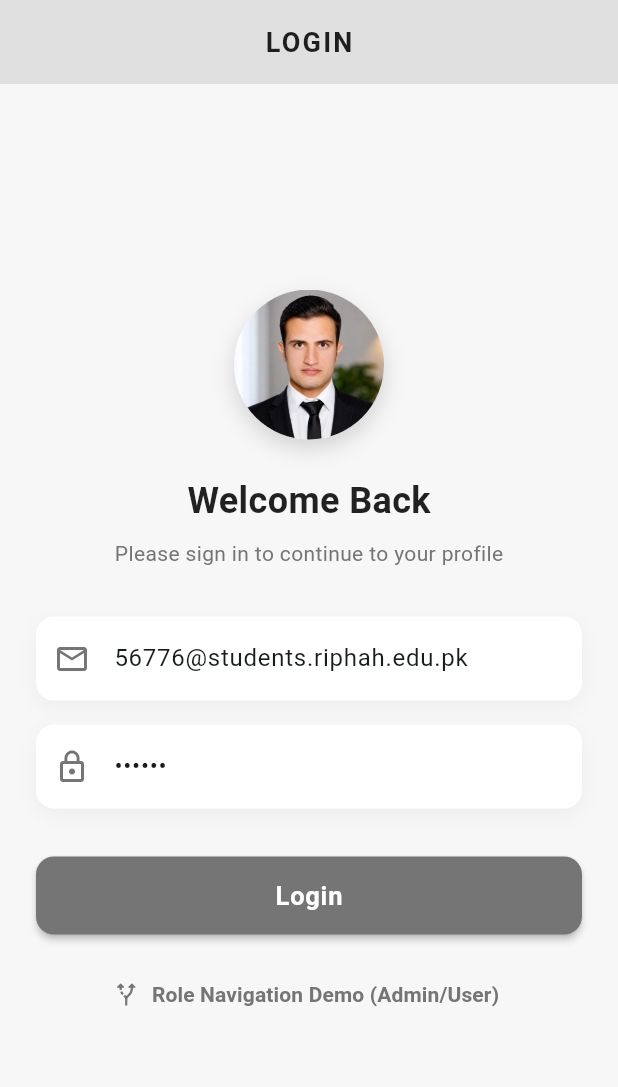
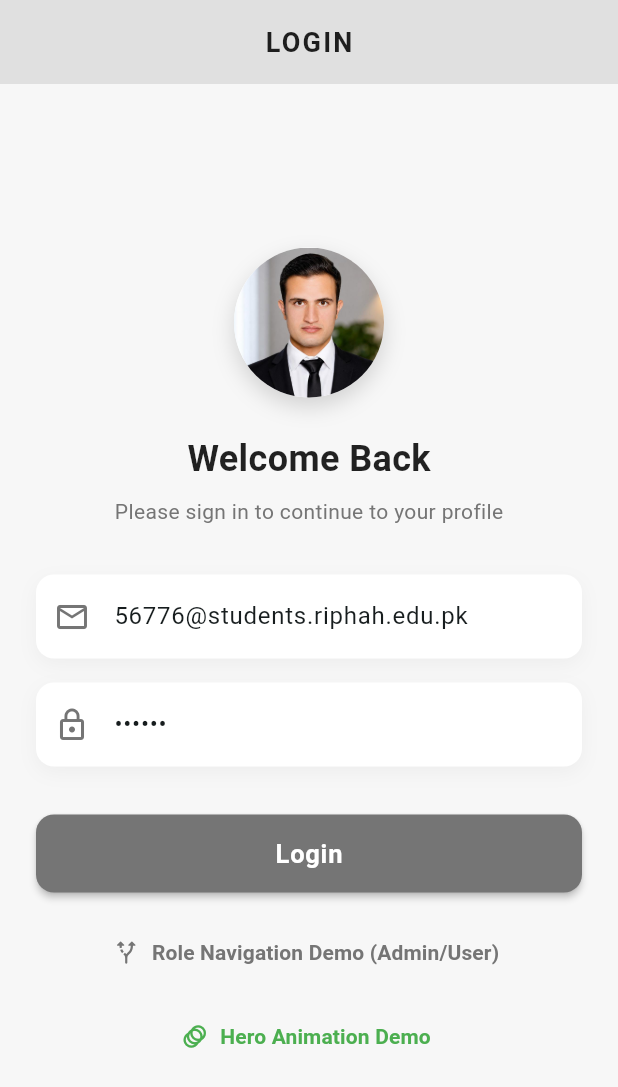
Before and after one commit to 56776-Hamza/Mad-CourseRepo, a Flutter app: the screen it shows after launch, on a phone screen of 412 x 824 dp. Shown: the top 1087 px of the screen. Run offline on Flutter 3.47's test engine with Material 3 defaults, Android fonts, the phone set to English and light mode, and no system bars.

Commit message:
Save exact Hero Animation code in lib/animation.dart and register route in main.dart

```diff
--- a/lib/login_page.dart
+++ b/lib/login_page.dart
@@ -51,7 +51,7 @@ class _LoginPageState extends State<LoginPage> {
                   shape: BoxShape.circle,
                   boxShadow: [
                     BoxShadow(
-                      color: Colors.black.withOpacity(0.15),
+                      color: Colors.black.withValues(alpha: 0.15),
                       blurRadius: 12,
                       offset: const Offset(0, 6),
                     )
@@ -139,6 +139,22 @@ class _LoginPageState extends State<LoginPage> {
                   ),
                 ),
               ),
+              const SizedBox(height: 8),
+
+              // Hero Animation Button
+              TextButton.icon(
+                onPressed: () {
+                  Navigator.pushNamed(context, '/animation');
+                },
+                icon: const Icon(Icons.animation_rounded, color: Colors.green),
+                label: const Text(
+                  'Hero Animation Demo',
+                  style: TextStyle(
+                    color: Colors.green,
+                    fontWeight: FontWeight.bold,
+                  ),
+                ),
+              ),
             ],
           ),
         ),
@@ -158,7 +174,7 @@ class _LoginPageState extends State<LoginPage> {
         borderRadius: BorderRadius.circular(12),
         boxShadow: [
           BoxShadow(
-            color: Colors.black.withOpacity(0.04),
+            color: Colors.black.withValues(alpha: 0.04),
             blurRadius: 10,
             offset: const Offset(0, 4),
           ),
--- a/lib/main.dart
+++ b/lib/main.dart
@@ -2,6 +2,7 @@ import 'package:flutter/material.dart';
 import 'login_page.dart';
 import 'profile_page.dart';
 import 'navigation.dart';
+import 'animation.dart';
 
 void main() {
   runApp(const MyApp());
@@ -27,6 +28,7 @@ class MyApp extends StatelessWidget {
         '/': (context) => const LoginPage(),
         '/profile': (context) => const ProfilePage(),
         '/navigation': (context) => const NavigationPage(),
+        '/animation': (context) => const HomePage(),
       },
     );
   }
--- a/lib/profile_page.dart
+++ b/lib/profile_page.dart
@@ -48,7 +48,7 @@ class ProfilePage extends StatelessWidget {
                       shape: BoxShape.circle,
                       boxShadow: [
                         BoxShadow(
-                          color: Colors.black.withOpacity(0.15),
+                          color: Colors.black.withValues(alpha: 0.15),
                           blurRadius: 12,
                           offset: const Offset(0, 6),
                         )
```
Also changed, not shown: lib/animation.dart (added, +136 -0 lines).
